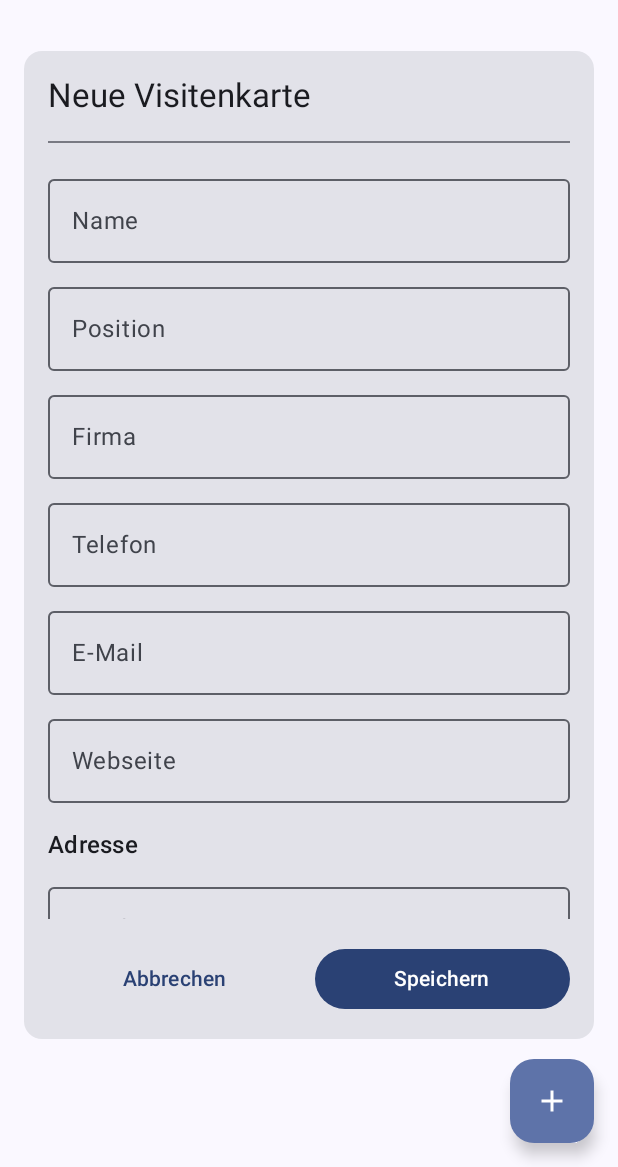
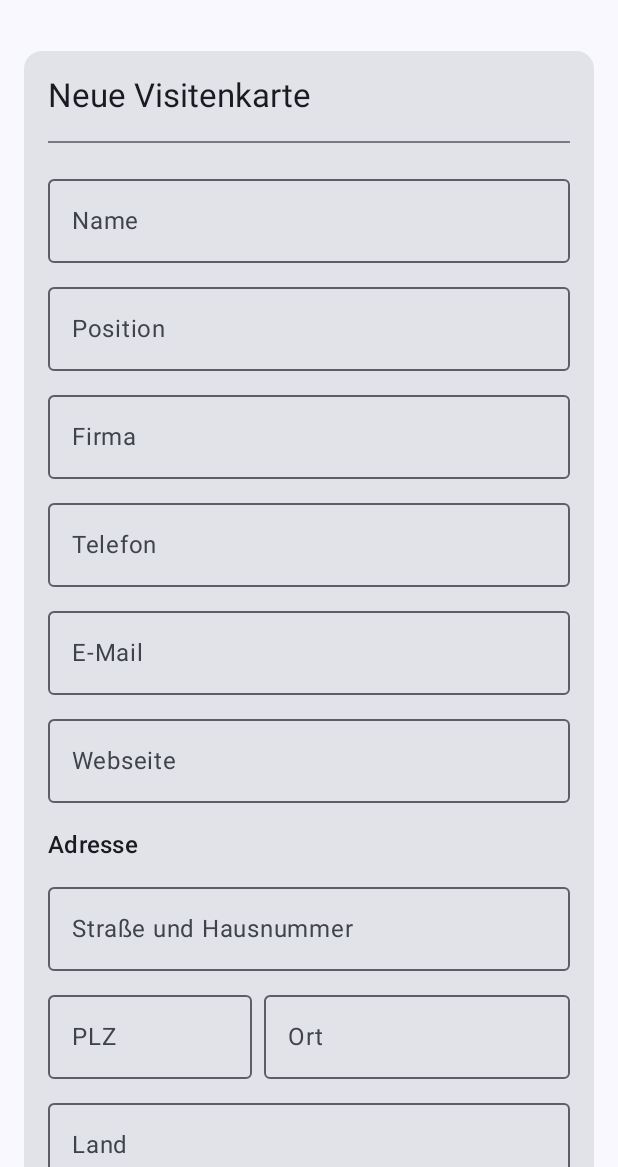
Before and after one commit to enthali/DvCard, an Android app built with Jetpack Compose: the screen it shows after launch (MainActivity), after a tap on "Neue Karte hinzufügen", on a phone screen of 412 x 824 dp, the part 69-1236 px from its top. Run offline under Robolectric (Android 15) with nearby library versions, the phone set to English and light mode, and no system bars; our stand-ins replace Room's generated code.

Commit message:
Gesamte Karte scrollbar gemacht
- ScrollView auf Box-Ebene im MainScreen angewendet
- FAB wird im Erstellungsmodus ausgeblendet
- Nicht benötigten ScrollView aus CardEditView entfernt

```diff
--- a/app/src/main/java/de/drachenfels/dvcard/ui/MainScreen.kt
+++ b/app/src/main/java/de/drachenfels/dvcard/ui/MainScreen.kt
@@ -44,11 +44,13 @@ fun MainScreen(viewModel: BusinessCardViewModel) {
             )
         },
         floatingActionButton = {
+            if (editMode !is BusinessCardViewModel.CardEditState.Creating) {
                 FloatingActionButton(onClick = {
                     Log.d(LogConfig.TAG_UI, "FAB geklickt - Neue Karte erstellen")
                     viewModel.createNewCard()
                 }) {
                     Icon(Icons.Filled.Add, contentDescription = "Neue Karte hinzufügen")
+                }
             }
         }
     ) { paddingValues ->
@@ -63,21 +65,22 @@ fun MainScreen(viewModel: BusinessCardViewModel) {
 
                 val scrollState = rememberScrollState()
 
+                Box(
+                    modifier = Modifier
+                        .fillMaxSize()
+                        .verticalScroll(scrollState)
+                        .padding(16.dp)
+                ) {
                     Card(
                         modifier = Modifier
                             .fillMaxWidth()
-                        .padding(16.dp)
                     ) {
-                    Column(modifier = Modifier
-                        .padding(16.dp)
-                        .fillMaxHeight(0.9f) // Begrenzt die Höhe des Cards
-                    ) {
+                        Column(modifier = Modifier.padding(16.dp)) {
                             Text(
                                 text = "Neue Visitenkarte",
                                 style = MaterialTheme.typography.titleLarge
                             )
 
-                        Box(modifier = Modifier.weight(1f)) {
                             de.drachenfels.dvcard.ui.components.CardEditView(
                                 card = selectedCard!!,
                                 onSaveClick = { card ->
--- a/app/src/main/java/de/drachenfels/dvcard/ui/components/CardEditView.kt
+++ b/app/src/main/java/de/drachenfels/dvcard/ui/components/CardEditView.kt
@@ -1,8 +1,6 @@
 package de.drachenfels.dvcard.ui.components
 
 import androidx.compose.foundation.layout.*
-import androidx.compose.foundation.rememberScrollState
-import androidx.compose.foundation.verticalScroll
 import androidx.compose.material3.*
 import androidx.compose.runtime.*
 import androidx.compose.ui.Alignment
@@ -43,8 +41,6 @@ fun CardEditView(
     var isPrivate by remember { mutableStateOf(card.isPrivate) }
     var countryCode by remember { mutableStateOf(card.countryCode) }
 
-    val scrollState = rememberScrollState()
-
     Column(
         modifier = Modifier
             .fillMaxWidth()
@@ -52,13 +48,6 @@ fun CardEditView(
     ) {
         Divider(modifier = Modifier.padding(bottom = 16.dp))
 
-        // Scrollbare Inhalte
-        Column(
-            modifier = Modifier
-                .fillMaxWidth()
-                .weight(1f)
-                .verticalScroll(scrollState)
-        ) {
         // Eingabefelder
         OutlinedTextField(
             value = name,
@@ -191,11 +180,7 @@ fun CardEditView(
             Text("Private Karte")
         }
 
-            // Abstand zum Ende, damit die Buttons sichtbar sind
-            Spacer(modifier = Modifier.height(16.dp))
-        }
-
-        // Aktionsbuttons - immer am unteren Rand sichtbar
+        // Aktionsbuttons
         Row(
             modifier = Modifier
                 .fillMaxWidth()
```
Lines whose indentation alone changed are shown as unchanged.
